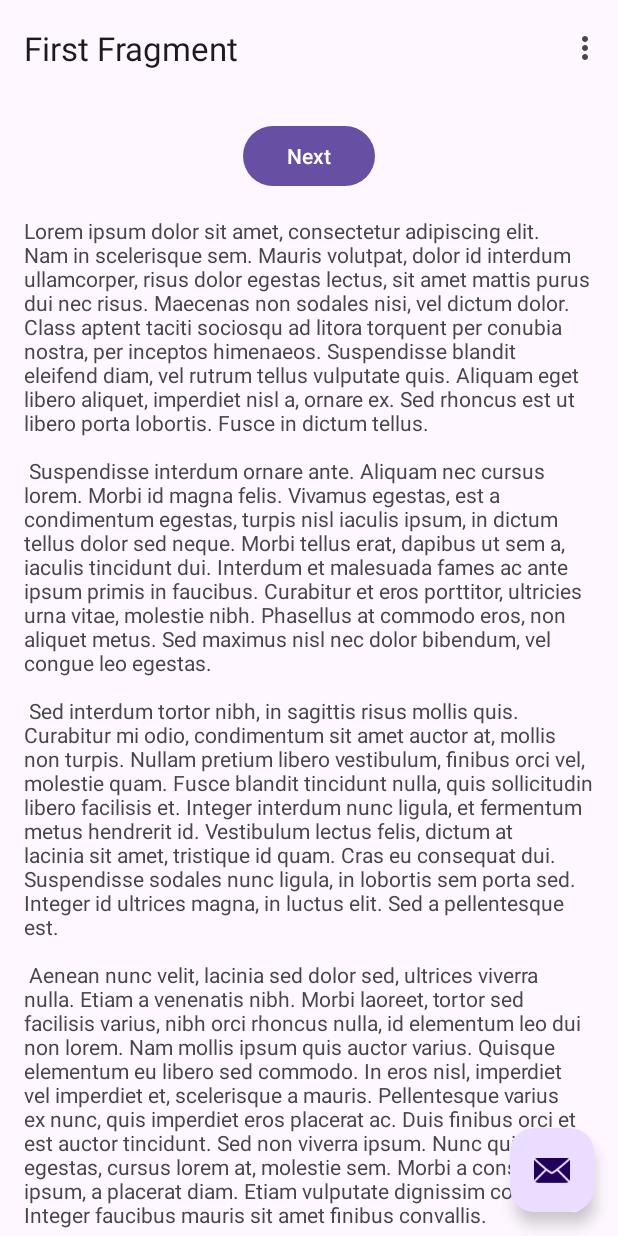
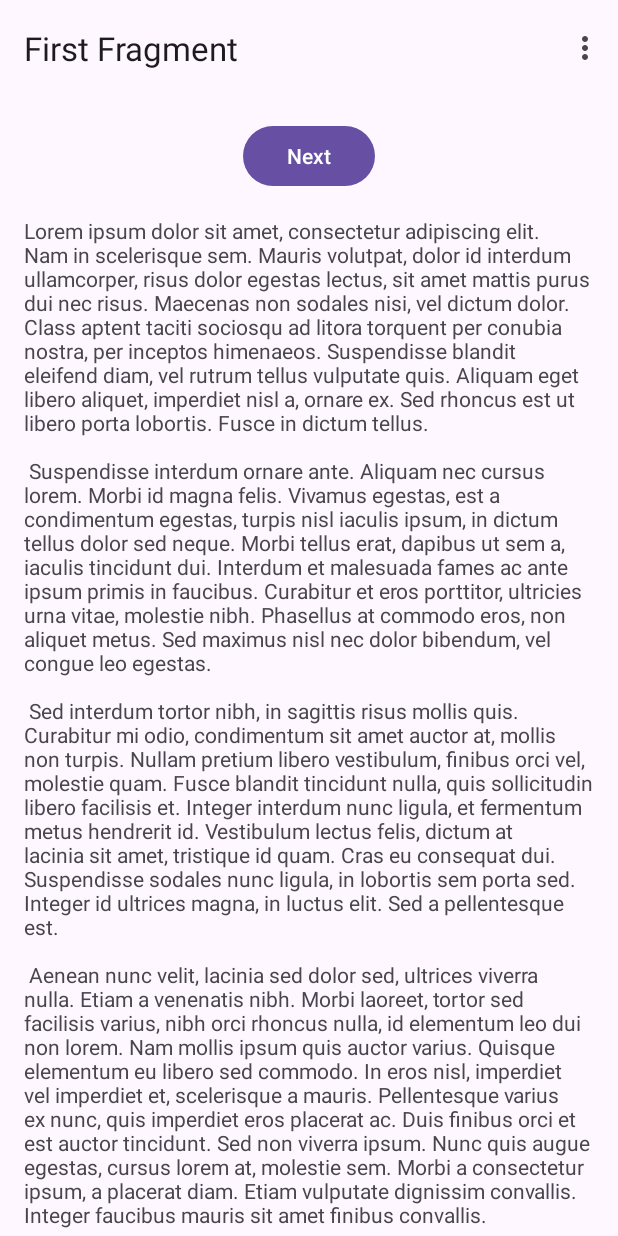
Before and after one commit to JyotimoyKashyap/Focus, an Android app: the screen it shows after launch (MainActivity), on a phone screen of 412 x 824 dp. Run offline under Robolectric (Android 15) with nearby library versions, the phone set to English and light mode, and no system bars; our stand-ins replace navigation-ui; 1 statement that could not run was skipped.

Commit message:
chore: project structuring

```diff
--- a/app/src/main/java/com/jyotimoykashyap/focus/FirstFragment.kt
+++ /dev/null
@@ -1,44 +0,0 @@
-package com.jyotimoykashyap.focus
-
-import android.os.Bundle
-import androidx.fragment.app.Fragment
-import android.view.LayoutInflater
-import android.view.View
-import android.view.ViewGroup
-import androidx.navigation.fragment.findNavController
-import com.jyotimoykashyap.focus.databinding.FragmentFirstBinding
-
-/**
- * A simple [Fragment] subclass as the default destination in the navigation.
- */
-class FirstFragment : Fragment() {
-
-    private var _binding: FragmentFirstBinding? = null
-
-    // This property is only valid between onCreateView and
-    // onDestroyView.
-    private val binding get() = _binding!!
-
-    override fun onCreateView(
-        inflater: LayoutInflater, container: ViewGroup?,
-        savedInstanceState: Bundle?
-    ): View? {
-
-        _binding = FragmentFirstBinding.inflate(inflater, container, false)
-        return binding.root
-
-    }
-
-    override fun onViewCreated(view: View, savedInstanceState: Bundle?) {
-        super.onViewCreated(view, savedInstanceState)
-
-        binding.buttonFirst.setOnClickListener {
-            findNavController().navigate(R.id.action_FirstFragment_to_SecondFragment)
-        }
-    }
-
-    override fun onDestroyView() {
-        super.onDestroyView()
-        _binding = null
-    }
-}
--- a/app/src/main/java/com/jyotimoykashyap/focus/SecondFragment.kt
+++ b/app/src/main/java/com/jyotimoykashyap/focus/HomeFragment.kt
@@ -5,15 +5,14 @@ import androidx.fragment.app.Fragment
 import android.view.LayoutInflater
 import android.view.View
 import android.view.ViewGroup
-import androidx.navigation.fragment.findNavController
-import com.jyotimoykashyap.focus.databinding.FragmentSecondBinding
+import com.jyotimoykashyap.focus.databinding.FragmentHomeBinding
 
 /**
- * A simple [Fragment] subclass as the second destination in the navigation.
+ * A simple [Fragment] subclass as the default destination in the navigation.
  */
-class SecondFragment : Fragment() {
+class HomeFragment : Fragment() {
 
-    private var _binding: FragmentSecondBinding? = null
+    private var _binding: FragmentHomeBinding? = null
 
     // This property is only valid between onCreateView and
     // onDestroyView.
@@ -24,7 +23,7 @@ class SecondFragment : Fragment() {
         savedInstanceState: Bundle?
     ): View? {
 
-        _binding = FragmentSecondBinding.inflate(inflater, container, false)
+        _binding = FragmentHomeBinding.inflate(inflater, container, false)
         return binding.root
 
     }
@@ -32,9 +31,7 @@ class SecondFragment : Fragment() {
     override fun onViewCreated(view: View, savedInstanceState: Bundle?) {
         super.onViewCreated(view, savedInstanceState)
 
-        binding.buttonSecond.setOnClickListener {
-            findNavController().navigate(R.id.action_SecondFragment_to_FirstFragment)
-        }
+
     }
 
     override fun onDestroyView() {
--- a/app/src/main/res/layout/activity_main.xml
+++ b/app/src/main/res/layout/activity_main.xml
@@ -21,13 +21,5 @@
 
     <include layout="@layout/content_main" />
 
-    <com.google.android.material.floatingactionbutton.FloatingActionButton
-        android:id="@+id/fab"
-        android:layout_width="wrap_content"
-        android:layout_height="wrap_content"
-        android:layout_gravity="bottom|end"
-        android:layout_marginEnd="@dimen/fab_margin"
-        android:layout_marginBottom="16dp"
-        app:srcCompat="@android:drawable/ic_dialog_email" />
 
 </androidx.coordinatorlayout.widget.CoordinatorLayout>
--- a/app/src/main/res/layout/content_main.xml
+++ b/app/src/main/res/layout/content_main.xml
@@ -16,4 +16,5 @@
         app:layout_constraintStart_toStartOf="parent"
         app:layout_constraintTop_toTopOf="parent"
         app:navGraph="@navigation/nav_graph" />
+
 </androidx.constraintlayout.widget.ConstraintLayout>
--- a/app/src/main/res/layout/fragment_first.xml
+++ /dev/null
@@ -1,36 +0,0 @@
-<?xml version="1.0" encoding="utf-8"?>
-<androidx.core.widget.NestedScrollView xmlns:android="http://schemas.android.com/apk/res/android"
-    xmlns:app="http://schemas.android.com/apk/res-auto"
-    xmlns:tools="http://schemas.android.com/tools"
-    android:layout_width="match_parent"
-    android:layout_height="match_parent"
-    tools:context=".FirstFragment">
-
-    <androidx.constraintlayout.widget.ConstraintLayout
-        android:layout_width="match_parent"
-        android:layout_height="match_parent"
-        android:padding="16dp">
-
-        <Button
-            android:id="@+id/button_first"
-            android:layout_width="wrap_content"
-            android:layout_height="wrap_content"
-            android:text="@string/next"
-            app:layout_constraintBottom_toTopOf="@id/textview_first"
-            app:layout_constraintEnd_toEndOf="parent"
-            app:layout_constraintStart_toStartOf="parent"
-            app:layout_constraintTop_toTopOf="parent" />
-        />
-
-        <TextView
-            android:id="@+id/textview_first"
-            android:layout_width="wrap_content"
-            android:layout_height="wrap_content"
-            android:layout_marginTop="16dp"
-            android:text="@string/lorem_ipsum"
-            app:layout_constraintBottom_toBottomOf="parent"
-            app:layout_constraintEnd_toEndOf="parent"
-            app:layout_constraintStart_toStartOf="parent"
-            app:layout_constraintTop_toBottomOf="@id/button_first" />
-    </androidx.constraintlayout.widget.ConstraintLayout>
-</androidx.core.widget.NestedScrollView>
--- a/app/src/main/res/layout/fragment_second.xml
+++ b/app/src/main/res/layout/fragment_home.xml
@@ -4,7 +4,7 @@
     xmlns:tools="http://schemas.android.com/tools"
     android:layout_width="match_parent"
     android:layout_height="match_parent"
-    tools:context=".SecondFragment">
+    tools:context=".HomeFragment">
 
     <androidx.constraintlayout.widget.ConstraintLayout
         android:layout_width="match_parent"
@@ -12,17 +12,18 @@
         android:padding="16dp">
 
         <Button
-            android:id="@+id/button_second"
+            android:id="@+id/button_first"
             android:layout_width="wrap_content"
             android:layout_height="wrap_content"
-            android:text="@string/previous"
-            app:layout_constraintBottom_toTopOf="@id/textview_second"
+            android:text="@string/next"
+            app:layout_constraintBottom_toTopOf="@id/textview_first"
             app:layout_constraintEnd_toEndOf="parent"
             app:layout_constraintStart_toStartOf="parent"
             app:layout_constraintTop_toTopOf="parent" />
+        />
 
         <TextView
-            android:id="@+id/textview_second"
+            android:id="@+id/textview_first"
             android:layout_width="wrap_content"
             android:layout_height="wrap_content"
             android:layout_marginTop="16dp"
@@ -30,6 +31,6 @@
             app:layout_constraintBottom_toBottomOf="parent"
             app:layout_constraintEnd_toEndOf="parent"
             app:layout_constraintStart_toStartOf="parent"
-            app:layout_constraintTop_toBottomOf="@id/button_second" />
+            app:layout_constraintTop_toBottomOf="@id/button_first" />
     </androidx.constraintlayout.widget.ConstraintLayout>
 </androidx.core.widget.NestedScrollView>
--- a/app/src/main/res/navigation/nav_graph.xml
+++ b/app/src/main/res/navigation/nav_graph.xml
@@ -7,22 +7,7 @@
 
     <fragment
         android:id="@+id/FirstFragment"
-        android:name="com.jyotimoykashyap.focus.FirstFragment"
+        android:name="com.jyotimoykashyap.focus.HomeFragment"
         android:label="@string/first_fragment_label"
-        tools:layout="@layout/fragment_first">
-
-        <action
-            android:id="@+id/action_FirstFragment_to_SecondFragment"
-            app:destination="@id/SecondFragment" />
-    </fragment>
-    <fragment
-        android:id="@+id/SecondFragment"
-        android:name="com.jyotimoykashyap.focus.SecondFragment"
-        android:label="@string/second_fragment_label"
-        tools:layout="@layout/fragment_second">
-
-        <action
-            android:id="@+id/action_SecondFragment_to_FirstFragment"
-            app:destination="@id/FirstFragment" />
-    </fragment>
+        tools:layout="@layout/fragment_home"/>
 </navigation>
```
